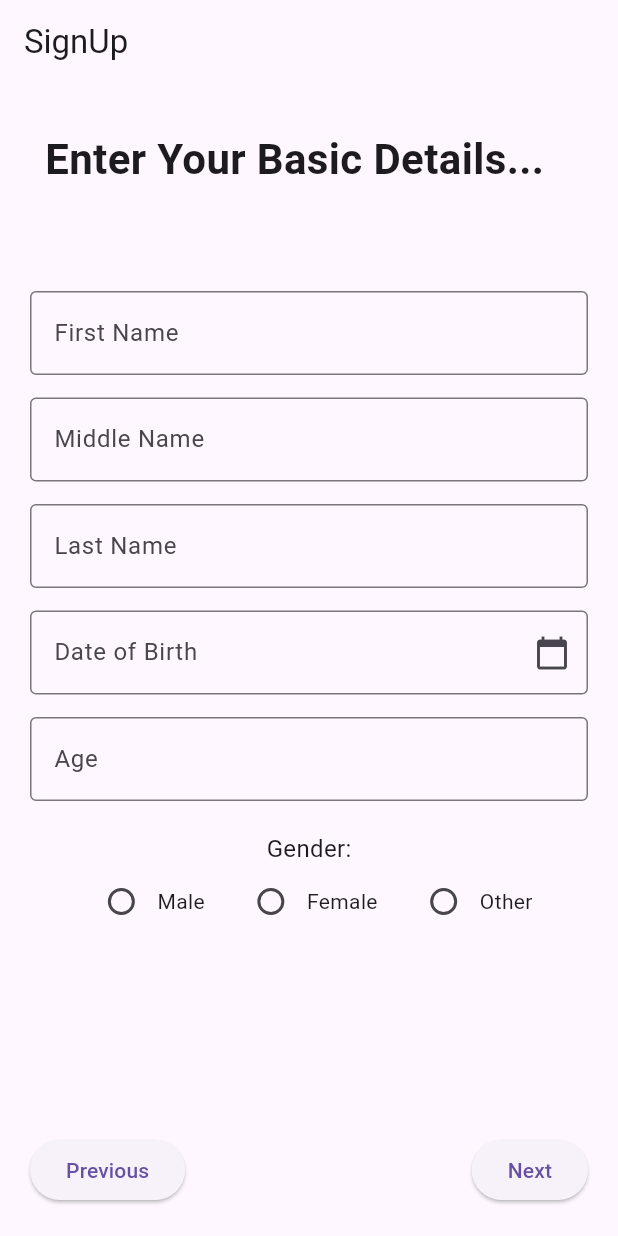
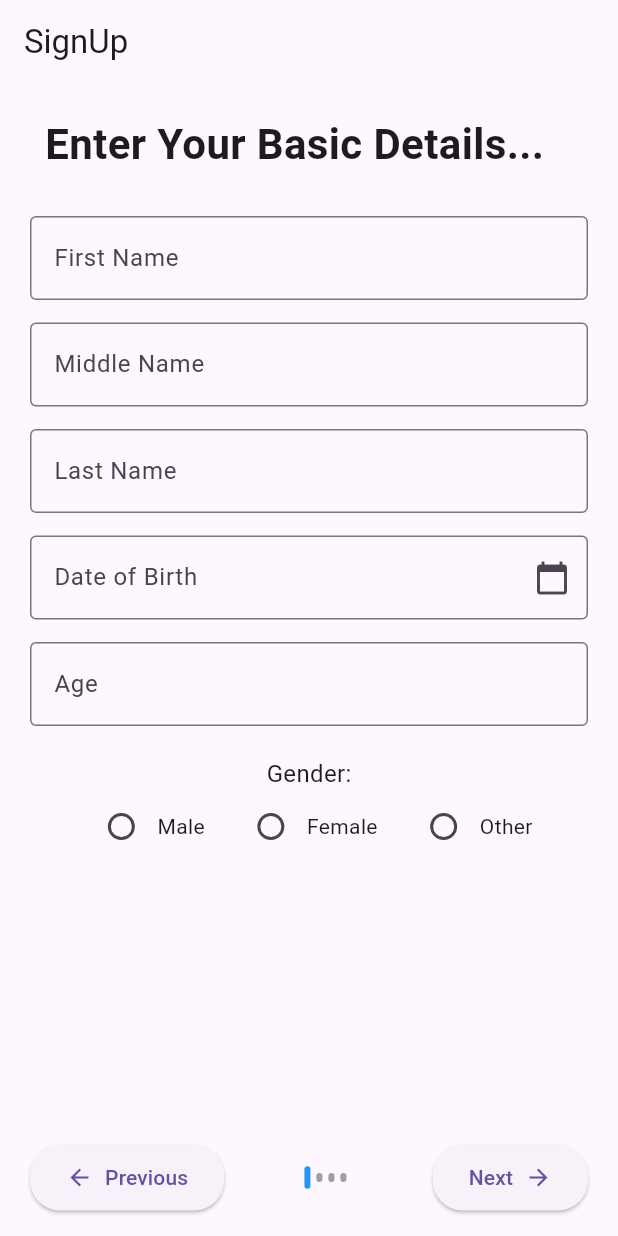
Before and after one commit to TushirVaru/SafetyNet, a Flutter app: the screen it shows after launch, after a tap on "Next", after a tap on "Skip", after a tap on "Get Started", on a phone screen of 412 x 824 dp. Run offline on Flutter 3.47's test engine with Material 3 defaults, Android fonts, the light colour scheme and no system bars; our stand-ins replace sensors_plus, shared_preferences, smooth_page_indicator.

Commit message:
SignUp Page with fully working pages except validation

```diff
--- a/lib/screens/sign_in.dart
+++ b/lib/screens/sign_in.dart
@@ -28,53 +28,76 @@ class _SignInState extends State<SignIn> {
   final healthAllergy = TextEditingController();
   final healthSurgeries = TextEditingController();
   final healthMedications = TextEditingController();
+  final passwordController = TextEditingController();
+  final confirmPasswordController = TextEditingController();
 
 
   // Page Controllers
   final PageController signInController = PageController();
-  final PageController signInSub1Controller = PageController();
-  final PageController signInSub2Controller = PageController();
-  final PageController signInSub3Controller = PageController();
-  final PageController signInSub4Controller = PageController();
 
   String selectedGender = '', aadhaarError = "", selectedBloodType = 'A', selectedRHFactor = '+';
-  int mainPageIndex = 0, subPage1Index = 0, subPage2Index = 0, subPage3Index = 0;
+  int mainPageIndex = 0, subPage1Index = 0, subPage2Index = 0, subPage3Index = 0, currentPage = 0;
+  bool _obscurePassword = true, _obscureConfirmPassword = true;
+  String? _passwordError;
+  String? _confirmPasswordError;
 
+
+  final List<Map<String, String>> contacts = [];
+  final List<Map<String, String>> health = [];
   final List<String> bloodType = [
     'A', 'B', 'O', 'AB'
   ];final List<String> bloodRHFactor = [
     '+', '-'
   ];
-  final List<Map<String, String>> contacts = [];
-  final List<Map<String, String>> health = [];
+
+  void _showConfirmation(){
+    showDialog(
+      context: context,
+      builder: (context) => AlertDialog(
+        title: const Text('Confirm Registration'),
+        content: const Text('Are you sure you want to Submit you details?'),
+        actions: [
+          TextButton(
+            onPressed: () => Navigator.pop(context),
+            child: const Text('Cancel'),
+          ),
+          TextButton(
+            onPressed: () {
+              signInController.nextPage(duration: const Duration(microseconds: 300), curve: Curves.easeIn);
+              Navigator.pop(context);
+            },
+            style: TextButton.styleFrom(foregroundColor: Colors.red),
+            child: const Text('Confirm'),
+          ),
+        ],
+      ),
+    );
+  }
 
   @override
   Widget build(BuildContext context) {
     return Scaffold(
       appBar: AppBar(
-        title: const Text("SignUp", style: TextStyle(),),
+        title: const Text("SignUp"),
       ),
       body: Column(
         children: [
           Expanded(
             child: PageView(
               controller: signInController,
+              physics: const NeverScrollableScrollPhysics(),
+              onPageChanged: (index) {
+                setState(() {
+                  currentPage = index;
+                });
+              },
               // physics: const NeverScrollableScrollPhysics(),
               children: [
-
-                // Basic Info Page
                 _basicInfo(),
-
-                // Contact Info Page
                 _contactDetails(),
-
-                // Identity Info Page
                 _identityDetails(),
-
-                // Health Info Page
                 _healthDetails(),
-
-                // Success Page
+                _securityDetails(),
                 Center(
                   child: Column(
                     mainAxisAlignment: MainAxisAlignment.center,
@@ -100,6 +123,80 @@ class _SignInState extends State<SignIn> {
               ],
             ),
           ),
+
+
+          // Navigation Buttons
+          Container(
+            padding: const EdgeInsets.symmetric(horizontal: 20, vertical: 15),
+            child:
+            Row(
+              mainAxisAlignment: MainAxisAlignment.spaceBetween,
+              children: [
+
+                //Previous Button
+                ElevatedButton(
+                  onPressed: () {
+                    signInController.previousPage(
+                      duration: const Duration(milliseconds: 300),
+                      curve: Curves.easeIn,
+                    );
+                  },
+                  style: ElevatedButton.styleFrom(
+                    padding: const EdgeInsets.symmetric(horizontal: 24, vertical: 12),
+                    shape: RoundedRectangleBorder(
+                      borderRadius: BorderRadius.circular(20),
+                    ),
+                  ),
+                  child: const Row(
+                    mainAxisSize: MainAxisSize.min,
+                    children: [
+                      Icon(Icons.arrow_back, size: 18),
+                      SizedBox(width: 8),
+                      Text('Previous'),
+                    ],
+                  ),
+                ),
+
+                //Indicator
+                Row(
+                  children: [
+                    ...List.generate(4, (index) => Padding(
+                        padding: const EdgeInsets.only(right: 4),
+                        child: DotIndicator(index == currentPage)
+                    ))
+                  ],
+                ),
+
+                // Next button
+                ElevatedButton(
+                  onPressed: () {
+                    if(currentPage!=4) {
+                      signInController.nextPage(
+                        duration: const Duration(milliseconds: 300),
+                        curve: Curves.easeIn,
+                      );
+                    }else{
+                      _showConfirmation();
+                    }
+                  },
+                  style: ElevatedButton.styleFrom(
+                    padding: const EdgeInsets.symmetric(horizontal: 24, vertical: 12),
+                    shape: RoundedRectangleBorder(
+                      borderRadius: BorderRadius.circular(20),
+                    ),
+                  ),
+                  child: Row(
+                    mainAxisSize: MainAxisSize.min,
+                    children: [
+                      Text(currentPage == 4 ? 'Confirm' : 'Next'),
+                      const SizedBox(width: 8),
+                      const Icon(Icons.arrow_forward, size: 18),
+                    ],
+                  ),
+                ),
+              ],
+            ),
+          ),
         ],
       ),
     );
@@ -109,28 +206,18 @@ class _SignInState extends State<SignIn> {
     return Column(
       crossAxisAlignment: CrossAxisAlignment.start,
       children: [
-
         // Main Heading (Left aligned)
         const Padding(
-          padding: EdgeInsets.symmetric(horizontal: 30, vertical: 30),
+          padding: EdgeInsets.symmetric(horizontal: 30, vertical: 20),
           child: Text(
             'Enter Your Basic Details...',
             style: TextStyle(fontSize: 28, fontWeight: FontWeight.bold),
           ),
         ),
 
-        // PageView
+        // Main Content - Wrapped in Expanded
         Expanded(
-          child: Center(
-            child: Padding(
-              padding: const EdgeInsets.only(top: 30.0),
-              child: PageView(
-                controller: signInSub1Controller,
-                physics: const NeverScrollableScrollPhysics(),
-                children: [
-
-                  // Name Inputs
-                  SingleChildScrollView(
+          child: SingleChildScrollView(
             child: Padding(
               padding: const EdgeInsets.symmetric(horizontal: 20),
               child: Column(
@@ -182,8 +269,6 @@ class _SignInState extends State<SignIn> {
                           if (pickedDate != null) {
                             setState(() {
                               dateController.text = "${pickedDate.day}/${pickedDate.month}/${pickedDate.year}";
-
-                                      // Calculate Age
                               DateTime today = DateTime.now();
                               int age = today.year - pickedDate.year;
                               if (today.month < pickedDate.month ||
@@ -199,7 +284,6 @@ class _SignInState extends State<SignIn> {
                   ),
                   const SizedBox(height: 15),
 
-                          // Age Field
                   TextField(
                     controller: ageController,
                     readOnly: true,
@@ -210,7 +294,6 @@ class _SignInState extends State<SignIn> {
                   ),
                   const SizedBox(height: 20),
 
-                          // Gender Selection
                   Column(
                     crossAxisAlignment: CrossAxisAlignment.center,
                     children: [
@@ -229,7 +312,6 @@ class _SignInState extends State<SignIn> {
                           ),
                           const Text('Male'),
                           const SizedBox(width: 20),
-
                           Radio<String>(
                             value: "Female",
                             groupValue: selectedGender,
@@ -241,7 +323,6 @@ class _SignInState extends State<SignIn> {
                           ),
                           const Text('Female'),
                           const SizedBox(width: 20),
-
                           Radio<String>(
                             value: "Other",
                             groupValue: selectedGender,
@@ -255,57 +336,12 @@ class _SignInState extends State<SignIn> {
                         ],
                       ),
                     ],
-                          )
+                  ),
+                  const SizedBox(height: 20),
                 ],
               ),
             ),
           ),
-
-                  // DOB, Gender & Age field
-                  // SingleChildScrollView(
-                  //   child: Padding(
-                  //     padding: const EdgeInsets.symmetric(horizontal: 20),
-                  //     child: Column(
-                  //       children: [
-                  //         const SizedBox(height: 8),
-                  //         // DOB Field
-                  //         ,
-                  //       ],
-                  //     ),
-                  //   ),
-                  // ),
-                ],
-              ),
-            ),
-          ),
-        ),
-
-        // Previous & Next Button
-        Row(
-          mainAxisAlignment: MainAxisAlignment.spaceBetween,
-          children: [
-            // Previous button
-            Padding(
-              padding: const EdgeInsets.symmetric(horizontal: 20, vertical: 20),
-              child: ElevatedButton(
-                onPressed: () {
-                  signInController.previousPage(duration: const Duration(milliseconds: 300), curve: Curves.easeIn);
-                },
-                child: const Text('Previous'),
-              ),
-            ),
-
-            // Next Button
-            Padding(
-              padding: const EdgeInsets.symmetric(horizontal: 20, vertical: 20),
-              child: ElevatedButton(
-                onPressed: () {
-                  signInController.nextPage(duration: const Duration(milliseconds: 300), curve: Curves.easeIn);
-                },
-                child: const Text('Next'),
-              ),
-            ),
-          ],
         ),
       ],
     );
@@ -316,7 +352,7 @@ class _SignInState extends State<SignIn> {
       crossAxisAlignment: CrossAxisAlignment.start,
       children: [
 
-        // Main Heading (Left aligned)
+        // Main Heading
         const Padding(
           padding: EdgeInsets.symmetric(horizontal: 30, vertical: 30),
           child: Text(
@@ -325,18 +361,9 @@ class _SignInState extends State<SignIn> {
           ),
         ),
 
-        // Nested PageView inside Center
+        //content
         Expanded(
-          child: Center(
-            child: Padding(
-              padding: const EdgeInsets.only(top: 30.0),
-              child: PageView(
-                controller: signInSub2Controller,
-                physics: const NeverScrollableScrollPhysics(),
-                children: [
-
-                  //Email, Contact and address Inputs
-                  SingleChildScrollView(
+          child: SingleChildScrollView(
             child: Padding(
               padding: const EdgeInsets.symmetric(horizontal: 20),
               child: Column(
@@ -425,46 +452,10 @@ class _SignInState extends State<SignIn> {
                       ),
                     ],
                   ),
-
                 ],
               ),
             ),
           ),
-                ],
-              ),
-            ),
-          ),
-        ),
-
-
-
-        // Previous & Next Button
-        Row(
-          mainAxisAlignment: MainAxisAlignment.spaceBetween,
-          children: [
-            // Previous button
-            Padding(
-              padding: const EdgeInsets.symmetric(horizontal: 20, vertical: 20),
-              child: ElevatedButton(
-                onPressed: () {
-                  signInController.previousPage(duration: const Duration(milliseconds: 300), curve: Curves.easeIn);
-                  signInSub1Controller.animateToPage(1, duration: const Duration(milliseconds: 300), curve: Curves.easeIn);
-                },
-                child: const Text('Previous'),
-              ),
-            ),
-
-            // Next Button
-            Padding(
-              padding: const EdgeInsets.symmetric(horizontal: 20, vertical: 20),
-              child: ElevatedButton(
-                onPressed: () {
-                  signInController.nextPage(duration: const Duration(microseconds: 300), curve: Curves.easeIn);
-                },
-                child: const Text('Next'),
-              ),
-            ),
-          ],
         ),
       ],
     );
@@ -476,7 +467,6 @@ class _SignInState extends State<SignIn> {
     final phoneController = TextEditingController();
 
     void showAddContactDialog() {
-
       showDialog(
         context: context,
         builder: (context) {
@@ -582,14 +572,7 @@ class _SignInState extends State<SignIn> {
           ),
         ),
         Expanded(
-          child: Center(
-            child: Padding(
-              padding: const EdgeInsets.only(top: 30.0),
-              child: PageView(
-                controller: signInSub3Controller,
-                physics: const NeverScrollableScrollPhysics(),
-                children: [
-                  SingleChildScrollView(
+          child: SingleChildScrollView(
             child: Padding(
               padding: const EdgeInsets.symmetric(horizontal: 20),
               child: Column(
@@ -690,41 +673,6 @@ class _SignInState extends State<SignIn> {
               ),
             ),
           ),
-                ],
-              ),
-            ),
-          ),
-        ),
-
-        // Previous & Next Buttons
-        Row(
-          mainAxisAlignment: MainAxisAlignment.spaceBetween,
-          children: [
-            Padding(
-              padding: const EdgeInsets.symmetric(horizontal: 20, vertical: 20),
-              child: ElevatedButton(
-                onPressed: () {
-                  signInController.previousPage(
-                    duration: const Duration(milliseconds: 300),
-                    curve: Curves.easeIn,
-                  );
-                },
-                child: const Text('Previous'),
-              ),
-            ),
-            Padding(
-              padding: const EdgeInsets.symmetric(horizontal: 20, vertical: 20),
-              child: ElevatedButton(
-                onPressed: () {
-                  signInController.nextPage(
-                    duration: const Duration(milliseconds: 300),
-                    curve: Curves.easeIn,
-                  );
-                },
-                child: const Text('Next'),
-              ),
-            ),
-          ],
         ),
       ],
     );
@@ -742,14 +690,7 @@ class _SignInState extends State<SignIn> {
           ),
         ),
         Expanded(
-          child: Center(
-            child: Padding(
-              padding: const EdgeInsets.only(top: 30.0),
-              child: PageView(
-                controller: signInSub3Controller,
-                physics: const NeverScrollableScrollPhysics(),
-                children: [
-                  SingleChildScrollView(
+          child: SingleChildScrollView(
             child: Padding(
               padding: const EdgeInsets.symmetric(horizontal: 20),
               child: Column(
@@ -863,43 +804,124 @@ class _SignInState extends State<SignIn> {
               ),
             ),
           ),
+        ),
+      ],
+    );
+  }
+
+  Widget _securityDetails() {
+    void validatePasswords() {
+      setState(() {
+        // Reset error states first
+        _passwordError = null;
+        _confirmPasswordError = null;
+
+        // Check if passwords are empty
+        if (passwordController.text.isEmpty) {
+          _passwordError = "Password is required";
+        }
+        if (confirmPasswordController.text.isEmpty) {
+          _confirmPasswordError = "Confirm password is required";
+        }
+
+        // Check if passwords match only if both fields are filled
+        if (passwordController.text.isNotEmpty &&
+            confirmPasswordController.text.isNotEmpty) {
+          if (passwordController.text != confirmPasswordController.text) {
+            _passwordError = "Passwords do not match";
+            _confirmPasswordError = "Passwords do not match";
+          }
+        }
+      });
+    }
+    return Column(
+      crossAxisAlignment: CrossAxisAlignment.start,
+      children: [
+        const Padding(
+          padding: EdgeInsets.symmetric(horizontal: 30, vertical: 30),
+          child: Text(
+            'Enter Your Security Details...',
+            style: TextStyle(fontSize: 28, fontWeight: FontWeight.bold),
+          ),
+        ),
+        Expanded(
+          child: Padding(
+            padding: const EdgeInsets.only(top: 30.0),
+            child: SingleChildScrollView(
+              child: Padding(
+                padding: const EdgeInsets.symmetric(horizontal: 20),
+                child: Column(
+                  crossAxisAlignment: CrossAxisAlignment.start,
+                  children: [
+                    // Password Field
+                    const Text('Password', style: TextStyle(fontSize: 18)),
+                    TextField(
+                      controller: passwordController,
+                      obscureText: _obscurePassword,
+                      onChanged: (_) => validatePasswords(),
+                      decoration: InputDecoration(
+                        errorText: _passwordError,
+                        suffixIcon: IconButton(
+                          icon: Icon(
+                            _obscurePassword ? Icons.visibility_off : Icons.visibility,
+                          ),
+                          onPressed: () {
+                            setState(() {
+                              _obscurePassword = !_obscurePassword;
+                            });
+                          },
+                        ),
+                        border: const OutlineInputBorder(),
+                      ),
+                    ),
+                    const SizedBox(height: 20),
+
+                    // Confirm Password Field
+                    const Text('Confirm Password', style: TextStyle(fontSize: 18)),
+                    TextField(
+                      controller: confirmPasswordController,
+                      obscureText: _obscureConfirmPassword,
+                      onChanged: (_) => validatePasswords(),
+                      decoration: InputDecoration(
+                        errorText: _confirmPasswordError,
+                        suffixIcon: IconButton(
+                          icon: Icon(
+                            _obscureConfirmPassword ? Icons.visibility_off : Icons.visibility,
+                          ),
+                          onPressed: () {
+                            setState(() {
+                              _obscureConfirmPassword = !_obscureConfirmPassword;
+                            });
+                          },
+                        ),
+                        border: const OutlineInputBorder(),
+                      ),
+                    ),
+                    const SizedBox(height: 20),
                   ],
                 ),
               ),
             ),
           ),
-
-        // Previous & Next Buttons
-        Row(
-          mainAxisAlignment: MainAxisAlignment.spaceBetween,
-          children: [
-            Padding(
-              padding: const EdgeInsets.symmetric(horizontal: 20, vertical: 20),
-              child: ElevatedButton(
-                onPressed: () {
-                  signInController.previousPage(
-                    duration: const Duration(milliseconds: 300),
-                    curve: Curves.easeIn,
-                  );
-                },
-                child: const Text('Previous'),
-              ),
-            ),
-            Padding(
-              padding: const EdgeInsets.symmetric(horizontal: 20, vertical: 20),
-              child: ElevatedButton(
-                onPressed: () {
-                  signInController.nextPage(
-                    duration: const Duration(milliseconds: 300),
-                    curve: Curves.easeIn,
-                  );
-                },
-                child: const Text('Next'),
-              ),
-            ),
-          ],
         ),
       ],
     );
   }
+
+  DotIndicator(bool isActive) {
+    return AnimatedContainer(
+      duration: const Duration(microseconds: 300),
+      height: isActive? 15 : 6,
+      width: 4,
+      decoration: isActive
+          ?const BoxDecoration(
+          color: Colors.blue,
+          borderRadius: BorderRadius.all(Radius.circular(12))
+      )
+      :const BoxDecoration(
+          color: Colors.grey,
+          borderRadius: BorderRadius.all(Radius.circular(12))
+      ),
+    );
   }
+}
```
Lines whose indentation alone changed are shown as unchanged.
